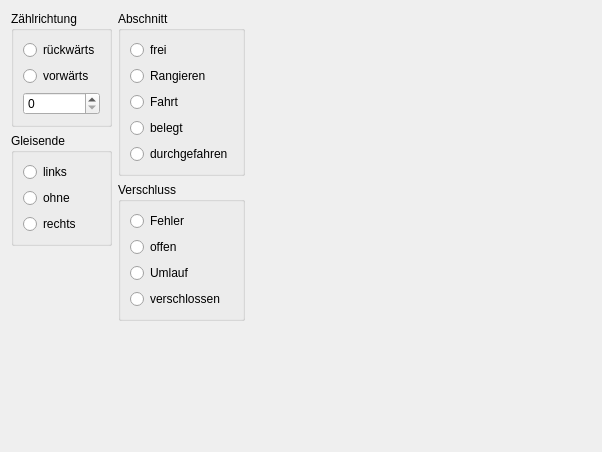
This is MRW-WidgetStudy/sectionstudy.ui in stmork/mrw-track-control-ng as Qt 5 draws it before an edit. The edited form follows.
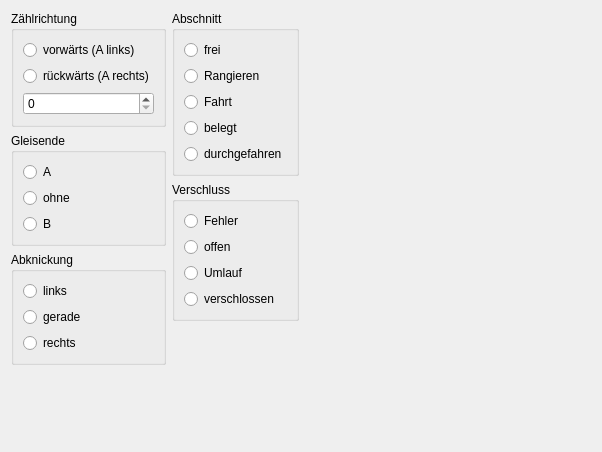
This is the edited form. Custom widgets are drawn as their Qt base class.

```diff
--- a/MRW-WidgetStudy/sectionstudy.ui
+++ b/MRW-WidgetStudy/sectionstudy.ui
@@ -22,17 +22,17 @@
         <string>Zählrichtung</string>
        </property>
        <layout class="QVBoxLayout" name="verticalLayout_3">
-        <item>
-         <widget class="QRadioButton" name="backwardButton">
-          <property name="text">
-           <string>rückwärts</string>
-          </property>
-         </widget>
-        </item>
         <item>
          <widget class="QRadioButton" name="forwardButton">
           <property name="text">
-           <string>vorwärts</string>
+           <string>vorwärts (A links)</string>
+          </property>
+         </widget>
+        </item>
+        <item>
+         <widget class="QRadioButton" name="backwardButton">
+          <property name="text">
+           <string>rückwärts (A rechts)</string>
           </property>
          </widget>
         </item>
@@ -55,7 +55,7 @@
         <item>
          <widget class="QRadioButton" name="leftButton">
           <property name="text">
-           <string>links</string>
+           <string>A</string>
           </property>
          </widget>
         </item>
@@ -69,6 +69,36 @@
         <item>
          <widget class="QRadioButton" name="rightButton">
           <property name="text">
+           <string>B</string>
+          </property>
+         </widget>
+        </item>
+       </layout>
+      </widget>
+     </item>
+     <item>
+      <widget class="QGroupBox" name="groupBox_5">
+       <property name="title">
+        <string>Abknickung</string>
+       </property>
+       <layout class="QVBoxLayout" name="verticalLayout_7">
+        <item>
+         <widget class="QRadioButton" name="leftCurveButton">
+          <property name="text">
+           <string>links</string>
+          </property>
+         </widget>
+        </item>
+        <item>
+         <widget class="QRadioButton" name="straightButton">
+          <property name="text">
+           <string>gerade</string>
+          </property>
+         </widget>
+        </item>
+        <item>
+         <widget class="QRadioButton" name="rightCurveButton">
+          <property name="text">
            <string>rechts</string>
           </property>
          </widget>
```
Left out of the diff: 1 changed line with no effect on the pictures.
